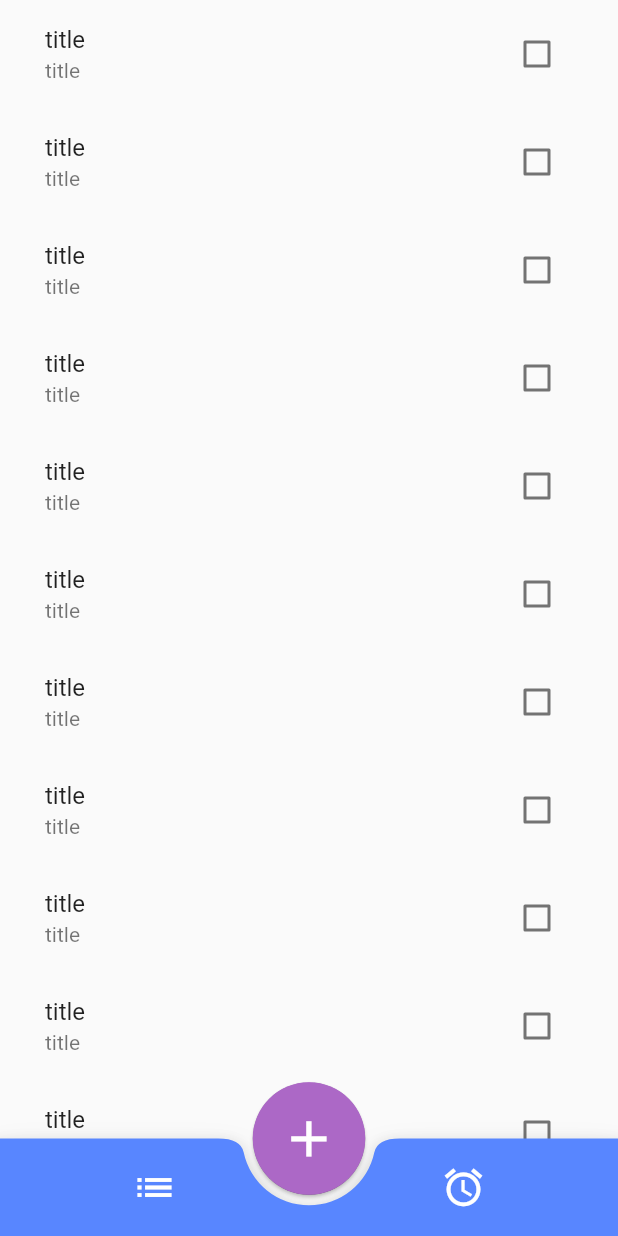
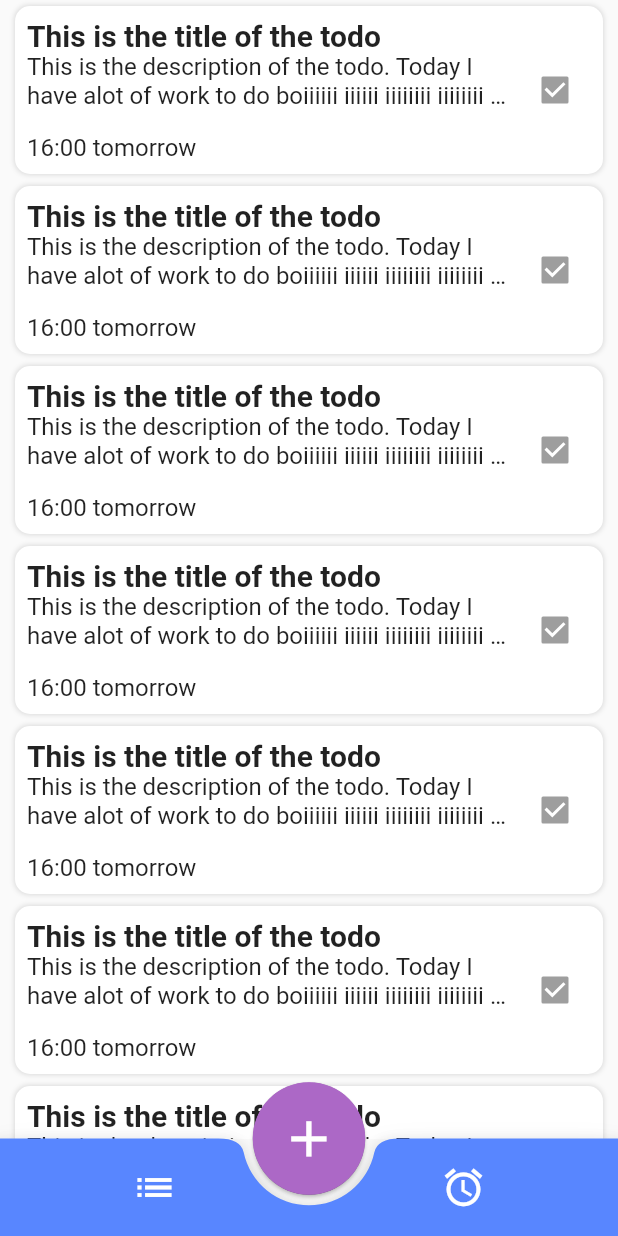
Before and after one commit to nimazareian/todo-list-app, a Flutter app: the screen it shows after launch, on a phone screen of 412 x 824 dp. Run offline on Flutter 3.47's test engine with Material 2 defaults, Android fonts, the phone set to English and light mode, and no system bars; our stand-ins replace datetime_picker_formfield, google_fonts.

Commit message:
rounded edge ractangles for todo items

```diff
--- /dev/null
+++ b/lib/model/todo.dart
@@ -0,0 +1,22 @@
+import 'package:flutter/foundation.dart';
+
+class Todo {
+  final int id;
+  String title;
+  String description = '';
+  DateTime dueDate;
+  final DateTime dateCreated = DateTime.now(); //Is this constant or changing
+  bool isFinish = false;
+
+  Todo(
+      {@required this.id,
+      @required this.title,
+      this.description,
+      @required this.dueDate,
+      this.isFinish})
+      : assert(id != null),
+        assert(title != null),
+        assert(description != null),
+        assert(dueDate != null),
+        assert(isFinish != null);
+}
--- a/lib/screens/home_page.dart
+++ b/lib/screens/home_page.dart
@@ -24,22 +24,104 @@ class _HomePageState extends State<HomePage> {
 //        children: _todos, todo dsffdsdfs
         itemCount: 20,
         itemBuilder: (context, index) {
-          return ListTile(
-            title: Text('title'),
-            subtitle: Text('title'),
-            enabled: true,
-            contentPadding: EdgeInsets.symmetric(horizontal: 30),
-            onTap: () {},
-            trailing: Checkbox(
-              value: checkBox,
-              activeColor: kBlueAccent,
-              onChanged: (bool b) {
-                setState(() {
-                  checkBox = !checkBox;
-                });
-              },
+          return Padding(
+            padding: const EdgeInsets.symmetric(horizontal: 10, vertical: 4),
+            child: Container(
+              // height: 100,
+              // color: Colors.grey,
+              // decoration: BoxDecoration(boxShadow: <BoxShadow>[
+              //   BoxShadow(
+              //     color: Colors.black54,
+              //     // spreadRadius: 5,
+              //     blurRadius: 2,
+              //   ),
+              // ]),
+              decoration: BoxDecoration(
+                  color: Colors.white,
+                  borderRadius: BorderRadius.circular(10),
+                  boxShadow: [
+                    BoxShadow(
+                      color: Colors.black12,
+                      // offset: Offset(-5.0, 5.0),
+                      spreadRadius: 0.5,
+                      blurRadius: 2,
+                    )
+                  ]),
+              child: Row(
+                mainAxisAlignment: MainAxisAlignment.spaceBetween,
+                crossAxisAlignment: CrossAxisAlignment.center,
+                children: <Widget>[
+                  Flexible(
+                    flex: 6,
+                    child: Column(
+                      crossAxisAlignment: CrossAxisAlignment.start,
+                      mainAxisAlignment: MainAxisAlignment.spaceBetween,
+                      children: <Widget>[
+                        Padding(
+                          padding: const EdgeInsets.all(8.0),
+                          child: Column(
+                            mainAxisAlignment: MainAxisAlignment.start,
+                            crossAxisAlignment: CrossAxisAlignment.start,
+                            children: <Widget>[
+                              Text(
+                                'This is the title of the todo',
+                                maxLines: 1,
+                                overflow: TextOverflow.ellipsis,
+                                style: TextStyle(
+                                    fontSize: 20, fontWeight: FontWeight.bold),
+                              ),
+                              Text(
+                                'This is the description of the todo. Today I have alot of work to do boiiiiii iiiiii iiiiiiii iiiiiiii fsdh jdsf sadklhlk sajkdh',
+                                maxLines: 2,
+                                overflow: TextOverflow.ellipsis,
+                                style: TextStyle(
+                                  fontSize: 16,
+                                ),
+                              ),
+                            ],
+                          ),
+                        ),
+                        Padding(
+                          padding: const EdgeInsets.all(8.0),
+                          child: Text(
+                            '16:00 tomorrow',
+                            maxLines: 1,
+                            overflow: TextOverflow.ellipsis,
+                            style: TextStyle(
+                              fontSize: 16,
+                            ),
+                          ),
+                        ),
+                      ],
+                    ),
+                  ),
+                  Flexible(
+                    flex: 1,
+                    child: Padding(
+                      padding: const EdgeInsets.only(right: 8),
+                      child: Checkbox(value: true, onChanged: null),
+                    ),
+                  ),
+                ],
+              ),
             ),
           );
+          //     ListTile(
+          //   title: Text('title'),
+          //   subtitle: Text('title'),
+          //   enabled: true,
+          //   contentPadding: EdgeInsets.symmetric(horizontal: 30),
+          //   onTap: () {},
+          //   trailing: Checkbox(
+          //     value: checkBox,
+          //     activeColor: kBlueAccent,
+          //     onChanged: (bool b) {
+          //       setState(() {
+          //         checkBox = !checkBox;
+          //       });
+          //     },
+          //   ),
+          // );
         },
       ),
       bottomNavigationBar: BottomAppBar(
@@ -48,6 +130,7 @@ class _HomePageState extends State<HomePage> {
         notchMargin: 7,
         clipBehavior: Clip.antiAlias,
         child: Container(
+          color: Colors.transparent,
           height: 65,
           child: Row(
             mainAxisAlignment: MainAxisAlignment.spaceAround,
```
